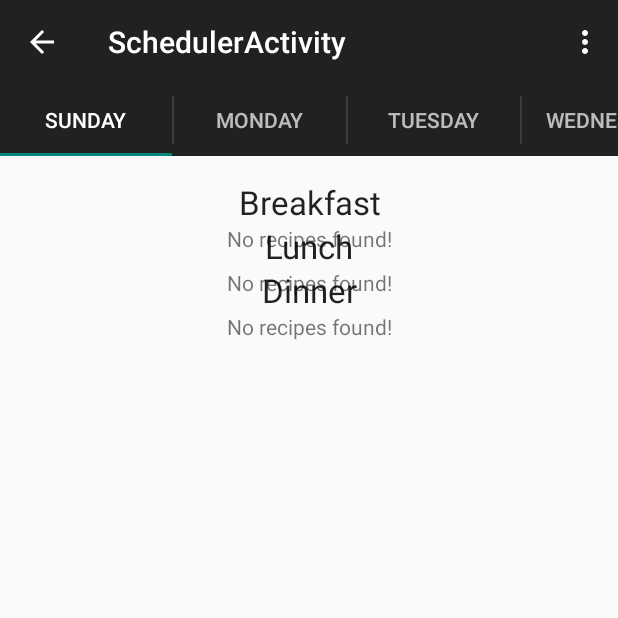
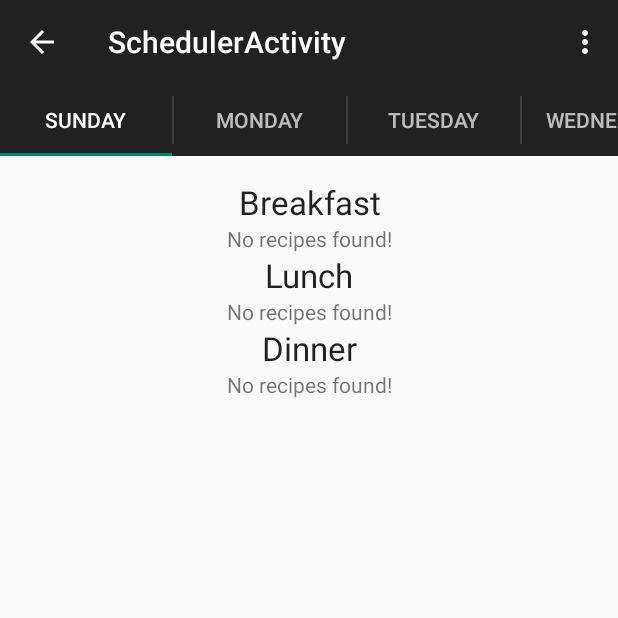
Before and after one commit to wyeung3/gtcs4911, an Android app: the SchedulerActivity screen opened directly, with no data from a screen before it, on a phone screen of 412 x 824 dp, the top half of it. Run offline under Robolectric (Android 15) with nearby library versions, the phone set to English and light mode, and no system bars.

Commit message:
Preliminary implementation of SaveRecipeDialog. Loading has yet to be tested.

```diff
--- a/app/src/main/java/com/projectbasil/projectbasil/LoginActivity.java
+++ b/app/src/main/java/com/projectbasil/projectbasil/LoginActivity.java
@@ -317,7 +317,7 @@ public class LoginActivity extends Activity implements LoaderCallbacks<Cursor> {
                 GlobalVars instance = GlobalVars.getInstance();
                 instance.setInventory(new Inventory());
                 //Intent intent = new Intent(getApplicationContext(), SearchActivity.class);
-                Intent intent = new Intent(getApplicationContext(), SchedulerActivity.class);
+                Intent intent = new Intent(getApplicationContext(), SearchActivity.class);
                 startActivity(intent);
                 finish();
             } else {
--- a/app/src/main/java/com/projectbasil/projectbasil/Recipe.java
+++ b/app/src/main/java/com/projectbasil/projectbasil/Recipe.java
@@ -117,7 +117,7 @@ public class Recipe {
         }
         catch(Exception e)
         {
-            return null;
+            return new ArrayList<Recipe>();
         }
 
         return toReturn;
--- a/app/src/main/java/com/projectbasil/projectbasil/SchedulerActivity.java
+++ b/app/src/main/java/com/projectbasil/projectbasil/SchedulerActivity.java
@@ -195,20 +195,22 @@ public class SchedulerActivity extends AppCompatActivity implements ActionBar.Ta
                                  Bundle savedInstanceState) {
             View rootView = inflater.inflate(R.layout.fragment_scheduler, container, false);
 
-            List<Recipe> breakfastList = new ArrayList<>();
+            String savedBreakfast = buildFileName(getArguments().getInt(ARG_SECTION_NUMBER),0);
+            List<Recipe> breakfastList = Recipe.loadMeal(savedBreakfast, getContext());
             ArrayAdapter<Recipe> breakfastAdapter = new ArrayAdapter<>(getActivity(), R.layout.search_item, breakfastList);
-
             ListView listViewBreakfast = (ListView) rootView.findViewById(R.id.listViewBreakfast);
             listViewBreakfast.setAdapter(breakfastAdapter);
             listViewBreakfast.setEmptyView(rootView.findViewById(R.id.emptyViewBreakfast));
 
-            List<Recipe> lunchList = new ArrayList<>();
+            String savedLunch = buildFileName(getArguments().getInt(ARG_SECTION_NUMBER),1);
+            List<Recipe> lunchList = Recipe.loadMeal(savedLunch, getContext());
             ArrayAdapter<Recipe> lunchAdapter = new ArrayAdapter<>(getActivity(), R.layout.search_item, lunchList);
             ListView listViewLunch = (ListView) rootView.findViewById(R.id.listViewLunch);
             listViewLunch.setAdapter(lunchAdapter);
             listViewLunch.setEmptyView(rootView.findViewById(R.id.emptyViewLunch));
 
-            List<Recipe> dinnerList = new ArrayList<>();
+            String savedDinner = buildFileName(getArguments().getInt(ARG_SECTION_NUMBER),2);
+            List<Recipe> dinnerList = Recipe.loadMeal(savedDinner, getContext());
             ArrayAdapter<Recipe> dinnerAdapter = new ArrayAdapter<>(getActivity(), R.layout.search_item, dinnerList);
             ListView listViewDinner = (ListView) rootView.findViewById(R.id.listViewDinner);
             listViewDinner.setAdapter(dinnerAdapter);
@@ -216,6 +218,13 @@ public class SchedulerActivity extends AppCompatActivity implements ActionBar.Ta
 
             return rootView;
         }
+
+        private String buildFileName(int weekday, int meal) {
+            String[] weekdays = getResources().getStringArray(R.array.weekdays);
+            String[] meals = getResources().getStringArray(R.array.meals);
+            String combine = weekdays[weekday-1] + "_" + meals[meal];
+            return combine;
+        }
     }
 
 }
--- a/app/src/main/res/layout/fragment_scheduler.xml
+++ b/app/src/main/res/layout/fragment_scheduler.xml
@@ -1,6 +1,7 @@
-<RelativeLayout
+<LinearLayout
     xmlns:android="http://schemas.android.com/apk/res/android"
     xmlns:tools="http://schemas.android.com/tools"
+    android:orientation="vertical"
     android:layout_width="match_parent"
     android:layout_height="match_parent"
     android:paddingLeft="@dimen/activity_horizontal_margin"
@@ -23,7 +24,6 @@
         android:layout_height="wrap_content"
         android:dividerHeight="0.1dp"
         android:divider="#0000CC"
-        android:layout_below="@+id/breakfast_label"
         >
     </ListView>
 
@@ -32,8 +32,7 @@
         android:gravity="center_horizontal"
         android:layout_width="fill_parent"
         android:layout_height="wrap_content"
-        android:text="No recipes found!"
-        android:layout_below="@+id/breakfast_label" />
+        android:text="No recipes found!" />
 
     <TextView
         android:id="@+id/lunch_label"
@@ -41,8 +40,7 @@
         android:layout_height="wrap_content"
         android:text="Lunch"
         android:textAppearance="?android:attr/textAppearanceLarge"
-        android:gravity="center_horizontal"
-        android:layout_below="@id/listViewBreakfast" />
+        android:gravity="center_horizontal" />
 
     <ListView
         android:id="@+id/listViewLunch"
@@ -50,7 +48,6 @@
         android:layout_height="wrap_content"
         android:dividerHeight="0.1dp"
         android:divider="#0000CC"
-        android:layout_below="@+id/lunch_label"
         >
     </ListView>
 
@@ -59,8 +56,7 @@
         android:gravity="center_horizontal"
         android:layout_width="fill_parent"
         android:layout_height="wrap_content"
-        android:text="No recipes found!"
-        android:layout_below="@+id/lunch_label" />
+        android:text="No recipes found!" />
 
     <TextView
         android:id="@+id/dinner_label"
@@ -68,8 +64,7 @@
         android:layout_height="wrap_content"
         android:text="Dinner"
         android:textAppearance="?android:attr/textAppearanceLarge"
-        android:gravity="center_horizontal"
-        android:layout_below="@id/listViewLunch"/>
+        android:gravity="center_horizontal"/>
 
     <ListView
         android:id="@+id/listViewDinner"
@@ -77,7 +72,6 @@
         android:layout_height="wrap_content"
         android:dividerHeight="0.1dp"
         android:divider="#0000CC"
-        android:layout_below="@+id/dinner_label"
         >
     </ListView>
 
@@ -86,7 +80,6 @@
         android:gravity="center_horizontal"
         android:layout_width="fill_parent"
         android:layout_height="wrap_content"
-        android:text="No recipes found!"
-        android:layout_below="@+id/dinner_label" />
+        android:text="No recipes found!" />
 
-</RelativeLayout>
+</LinearLayout>
--- a/app/src/main/res/values/strings.xml
+++ b/app/src/main/res/values/strings.xml
@@ -6,4 +6,19 @@
     <string name="title_activity_inventory">InventoryActivity</string>
     <string name="title_activity_recipe_details">RecipeDetailsActivity</string>
     <string name="title_activity_scheduler">SchedulerActivity</string>
+
+    <string-array name="weekdays">
+        <item>Monday</item>
+        <item>Tuesday</item>
+        <item>Wednesday</item>
+        <item>Thursday</item>
+        <item>Friday</item>
+        <item>Saturday</item>
+        <item>Sunday</item>
+    </string-array>
+    <string-array name="meals">
+        <item>Breakfast</item>
+        <item>Lunch</item>
+        <item>Dinner</item>
+    </string-array>
 </resources>
```
Also changed, not shown: app/src/main/java/com/projectbasil/projectbasil/RecipeDetailsActivity.java (+25 -0 lines), app/src/main/java/com/projectbasil/projectbasil/SaveRecipeDialogFragment.java (added, +64 -0 lines), app/src/main/res/layout/activity_recipe_details.xml (+10 -0 lines), app/src/main/res/layout/fragment_save_recipe_dialog.xml (added, +24 -0 lines).
